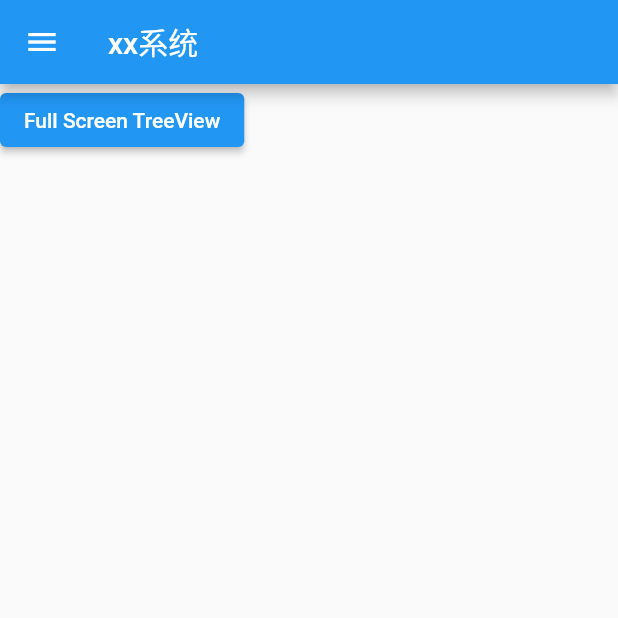
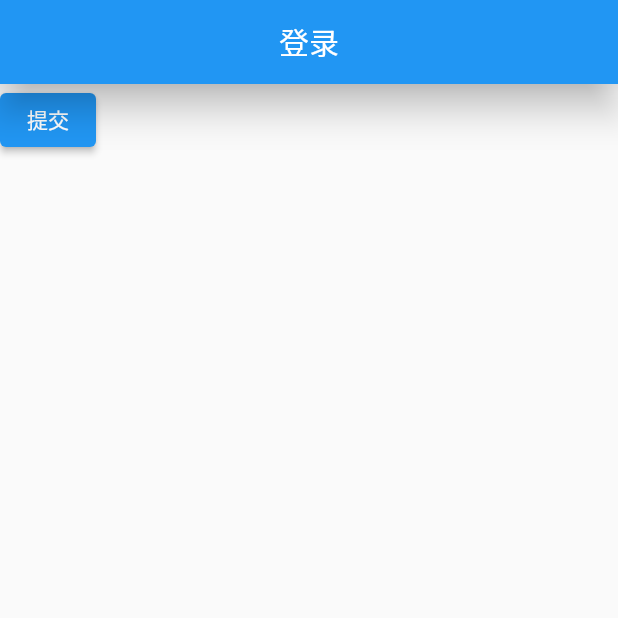
Before and after one commit to optimjie/ship, a Flutter app: the screen it shows after launch, on a phone screen of 412 x 824 dp, the top half of it. Run offline on Flutter 3.47's test engine with Material 2 defaults, Android fonts, the phone set to English and light mode, and no system bars; our stand-ins replace sqflite; missing offline and left inert: dynamic_treeview; accounts and stored records are empty.

Commit message:
路由传参成功

```diff
--- a/data.txt
+++ b/data.txt
@@ -1,3 +1,5 @@
+
+第一次测试:
 1, '1', '-1', 'root', 'root');
 2, '01', '1', '胜利503船', '胜利503船');
 3, '011', '01', '机舱', '胜利503船');
--- a/lib/ScreenOne.dart
+++ b/lib/ScreenOne.dart
@@ -10,13 +10,11 @@ class ScreenOne extends StatefulWidget {
 }
 
 class _ScreenOneState extends State<ScreenOne> {
+
   @override
   Widget build(BuildContext context) {
     return SafeArea(
       child: Scaffold(
-        appBar: AppBar(
-          title: Text("Screen One"),
-        ),
         body: DynamicTreeView(
           data: getData(),
           config: Config(
--- a/lib/main.dart
+++ b/lib/main.dart
@@ -7,6 +7,8 @@ import 'package:dynamic_treeview/dynamic_treeview.dart';
 
 import 'package:ship/db/ShipDatabase.dart';
 import 'package:ship/model/Tree.dart';
+import 'package:ship/widget/Login.dart';
+import 'package:ship/widget/Query.dart';
 
 import 'model/TreeModel.dart';
 
@@ -81,49 +83,73 @@ class _MyHomePageState extends State<MyHomePage> {
           title: title,
           extras: Map<String, dynamic>()));
     }
+
+    print("len:" + treeListShow.length.toString());
+    for (int i = 0; i < treeListShow.length; i++) {
+      print(treeListShow[i].getId() + " " +
+            treeListShow[i].getParentId() + " " +
+            treeListShow[i].getTitle() + " " +
+            treeListShow[i].getExtraData().toString());
+    }
   }
 
   @override
   Widget build(BuildContext context) {
-    return SafeArea(
-      child: Scaffold(
-        appBar: AppBar(
-          title: Text("xx系统"),
-        ),
-        drawer: Container(
-          height: MediaQuery.of(context).size.height,
-          child: DynamicTreeView(
-            data: treeListShow,
-            config: Config(
-                parentTextStyle:
-                    TextStyle(color: Colors.black, fontWeight: FontWeight.w600),
-                parentPaddingEdgeInsets:
-                    EdgeInsets.only(left: 16, top: 0, bottom: 0)),
-            width: 220.0,
-            onTap: (m) {
-              print("onChildTap -> $m");
+    return Scaffold(
+      appBar: AppBar(
+        title: Text("登录"),
+        elevation: 10.0,
+        centerTitle: true,
+      ),
+      // body: Login(),
+      body: ElevatedButton(
+            onPressed: () {
               Navigator.push(
-                  context,
-                  MaterialPageRoute(
-                      builder: (ctx) => ScreenTwo(
-                            data: m,
-                          )));
+                  context, MaterialPageRoute(builder: (ctx) => Query(
+                    treeListShow: this.treeListShow)));
             },
-          ),
-          color: Colors.white,
-        ),
-        body: Column(
-          children: <Widget>[
-            ElevatedButton(
-              onPressed: () {
-                Navigator.push(
-                    context, MaterialPageRoute(builder: (ctx) => ScreenOne()));
-              },
-              child: Text('Full Screen TreeView'),
-            ),
-          ],
-        ),
-      ),
+            child: Text("提交"),
+          )
     );
+    // return SafeArea(
+    //   child: Scaffold(
+    //     appBar: AppBar(
+    //       title: Text("xx系统"),
+    //     ),
+    //     drawer: Container(
+    //       height: MediaQuery.of(context).size.height,
+    //       child: DynamicTreeView(
+    //         data: treeListShow,
+    //         config: Config(
+    //             parentTextStyle:
+    //                 TextStyle(color: Colors.black, fontWeight: FontWeight.w600),
+    //             parentPaddingEdgeInsets:
+    //                 EdgeInsets.only(left: 16, top: 0, bottom: 0)),
+    //         width: 220.0,
+    //         onTap: (m) {
+    //           print("onChildTap -> $m");
+    //           Navigator.push(
+    //               context,
+    //               MaterialPageRoute(
+    //                   builder: (ctx) => ScreenTwo(
+    //                         data: m,
+    //                       )));
+    //         },
+    //       ),
+    //       color: Colors.white,
+    //     ),
+    //     body: Column(
+    //       children: <Widget>[
+    //         ElevatedButton(
+    //           onPressed: () {
+    //             Navigator.push(
+    //                 context, MaterialPageRoute(builder: (ctx) => ScreenOne()));
+    //           },
+    //           child: Text('Full Screen TreeView'),
+    //         ),
+    //       ],
+    //     ),
+    //   ),
+    // );
   }
 }
--- a/lib/model/tree.dart
+++ b/lib/model/tree.dart
@@ -104,41 +104,43 @@ List<Tree> createTmpTreeModelData() {
     Tree(id: 2, treeid: "01", treepid: "1", name: "胜利503船", shipname: "胜利503船"),
     Tree(id: 3, treeid: "011", treepid: "01", name: "机舱", shipname: "胜利503船"),
     Tree(id: 4, treeid: "012", treepid: "01", name: "甲板", shipname: "胜利503船"),
-    Tree(
-        id: 5,
-        treeid: "0001",
-        treepid: "011",
-        name: "机舱气瓶本体",
-        shipname: "胜利503船"),
-    Tree(
-        id: 6,
-        treeid: "0002",
-        treepid: "011",
-        name: "机舱二号气瓶",
-        shipname: "胜利503船"),
-    Tree(
-        id: 7,
-        treeid: "0003",
-        treepid: "011",
-        name: "机舱杂用气瓶",
-        shipname: "胜利503船"),
-    Tree(
-        id: 8,
-        treeid: "0004",
-        treepid: "011",
-        name: "机舱一号气瓶",
-        shipname: "胜利503船"),
-    Tree(
-        id: 9,
-        treeid: "0005",
-        treepid: "011",
-        name: "机舱电汽热水柜",
-        shipname: "胜利503船"),
-    Tree(
-        id: 10,
-        treeid: "0006",
-        treepid: "011",
-        name: "机舱海水柜",
-        shipname: "胜利503船"),
+    Tree(id: 5, treeid: "0001", treepid: "011", name: "机舱气瓶本体", shipname: "胜利503船"),
+    Tree(id: 6, treeid: "0002", treepid: "011", name: "机舱二号气瓶", shipname: "胜利503船"),
+    Tree(id: 7, treeid: "0003", treepid: "011", name: "机舱杂用气瓶", shipname: "胜利503船"),
+    Tree(id: 8, treeid: "0004", treepid: "011", name: "机舱一号气瓶", shipname: "胜利503船"),
+    Tree(id: 9, treeid: "0005", treepid: "011", name: "机舱电汽热水柜", shipname: "胜利503船"),
+    Tree(id: 10, treeid: "0006", treepid: "011", name: "机舱海水柜", shipname: "胜利503船"),
+    /**
+      INSERT INTO Tree (_id, ID, PID, NAME, shipname) VALUES (54, '01', '-1', '船舶中心', '船舶中心');
+      INSERT INTO Tree (_id, ID, PID, NAME, shipname) VALUES (55, '011', '01', '技术保障站', '船舶中心');
+      INSERT INTO Tree (_id, ID, PID, NAME, shipname) VALUES (56, '012', '01', 'ACM-3LP喷砂机', '船舶中心');
+      INSERT INTO Tree (_id, ID, PID, NAME, shipname) VALUES (57, '013', '01', '储气罐', '船舶中心');
+      INSERT INTO Tree (_id, ID, PID, NAME, shipname) VALUES (58, '0111', '011', '千分尺', '船舶中心');
+      INSERT INTO Tree (_id, ID, PID, NAME, shipname) VALUES (59, '0112', '011', '卡尺', '船舶中心');
+      INSERT INTO Tree (_id, ID, PID, NAME, shipname) VALUES (60, '0113', '011', '数显卡尺', '船舶中心');
+      INSERT INTO Tree (_id, ID, PID, NAME, shipname) VALUES (61, '0114', '011', '百分表', '船舶中心');
+      INSERT INTO Tree (_id, ID, PID, NAME, shipname) VALUES (62, '0115', '011', '千分表', '船舶中心');
+      INSERT INTO Tree (_id, ID, PID, NAME, shipname) VALUES (63, '0116', '011', '绝缘电阻表', '船舶中心');
+      INSERT INTO Tree (_id, ID, PID, NAME, shipname) VALUES (64, '0117', '011', '可燃气体检测报警器', '船舶中心');
+      INSERT INTO Tree (_id, ID, PID, NAME, shipname) VALUES (65, '0118', '011', '多气体报警器', '船舶中心');
+      INSERT INTO Tree (_id, ID, PID, NAME, shipname) VALUES (66, '0121', '012', '耐震压力表', '船舶中心');
+      INSERT INTO Tree (_id, ID, PID, NAME, shipname) VALUES (67, '0131', '013', '耐震压力表', '船舶中心');
+      INSERT INTO Tree (_id, ID, PID, NAME, shipname) VALUES (68, '0132', '013', '压力表', '船舶中心');
+     */
+    // Tree(id: 11, treeid: "02", treepid: "1", name: "船舶中心", shipname: "船舶中心"),
+    // Tree(id: 12, treeid: "021", treepid: "02", name: "技术保障站", shipname: "船舶中心"),
+    // Tree(id: 13, treeid: "022", treepid: "02", name: "ACM-3LP喷砂机", shipname: "船舶中心"),
+    // Tree(id: 14, treeid: "023", treepid: "02", name: "储气罐", shipname: "船舶中心"),
+    // Tree(id: 15, treeid: "0101", treepid: "021", name: "千分尺", shipname: "船舶中心"),
+    // Tree(id: 16, treeid: "0102", treepid: "021", name: "卡尺", shipname: "船舶中心"),
+    // Tree(id: 17, treeid: "0103", treepid: "021", name: "数显卡尺", shipname: "船舶中心"),
+    // Tree(id: 18, treeid: "0104", treepid: "021", name: "百分表", shipname: "船舶中心"),
+    // Tree(id: 19, treeid: "0105", treepid: "021", name: "千分表", shipname: "船舶中心"),
+    // Tree(id: 20, treeid: "0106", treepid: "021", name: "绝缘电阻表", shipname: "船舶中心"),
+    // Tree(id: 21, treeid: "0107", treepid: "021", name: "可燃气体检测报警器", shipname: "船舶中心"),
+    // Tree(id: 22, treeid: "0108", treepid: "021", name: "多气体报警器", shipname: "船舶中心"),
+    // Tree(id: 23, treeid: "0109", treepid: "021", name: "耐震压力表", shipname: "船舶中心"),
+    // Tree(id: 24, treeid: "0110", treepid: "021", name: "耐震压力表", shipname: "船舶中心"),
+    // Tree(id: 25, treeid: "0111", treepid: "021", name: "压力表", shipname: "船舶中心"),
   ];
 }
--- a/pubspec.yaml
+++ b/pubspec.yaml
@@ -41,6 +41,7 @@ dependencies:
   # The following adds the Cupertino Icons font to your application.
   # Use with the CupertinoIcons class for iOS style icons.
   cupertino_icons: ^1.0.2
+  dart_style: ^2.1.1
 
 dev_dependencies:
   flutter_test:
```
Also changed, not shown: lib/widget/FieldQuery.dart (added, +48 -0 lines), lib/widget/Login.dart (added, +86 -0 lines), lib/widget/Query.dart (added, +41 -0 lines), pubspec.lock.
